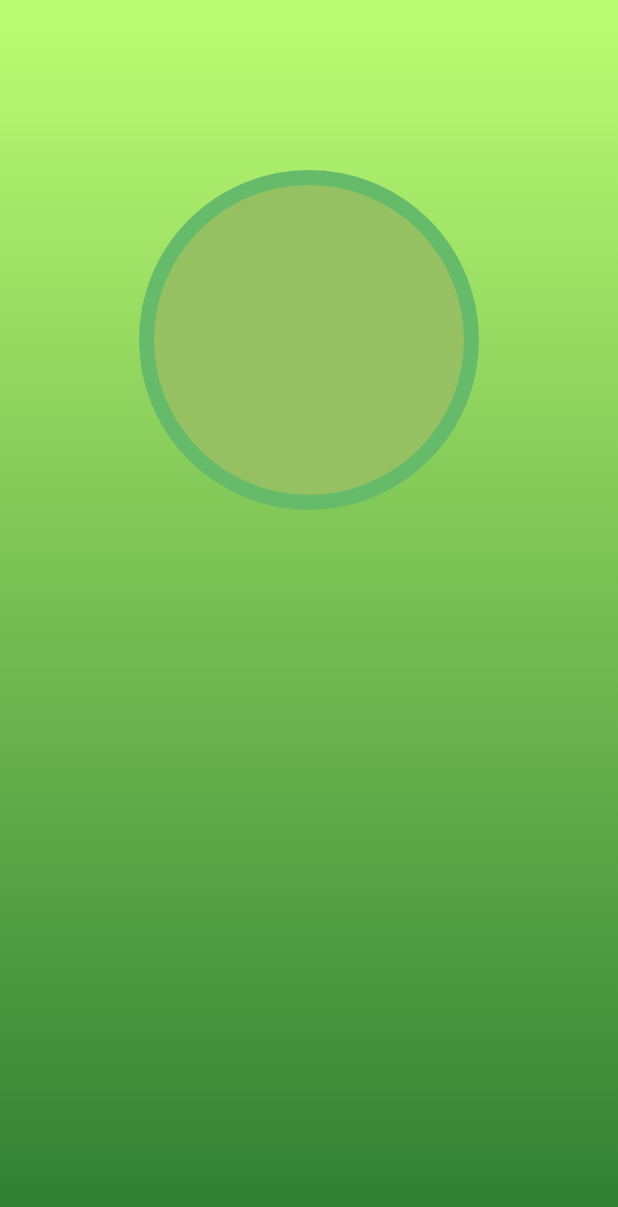
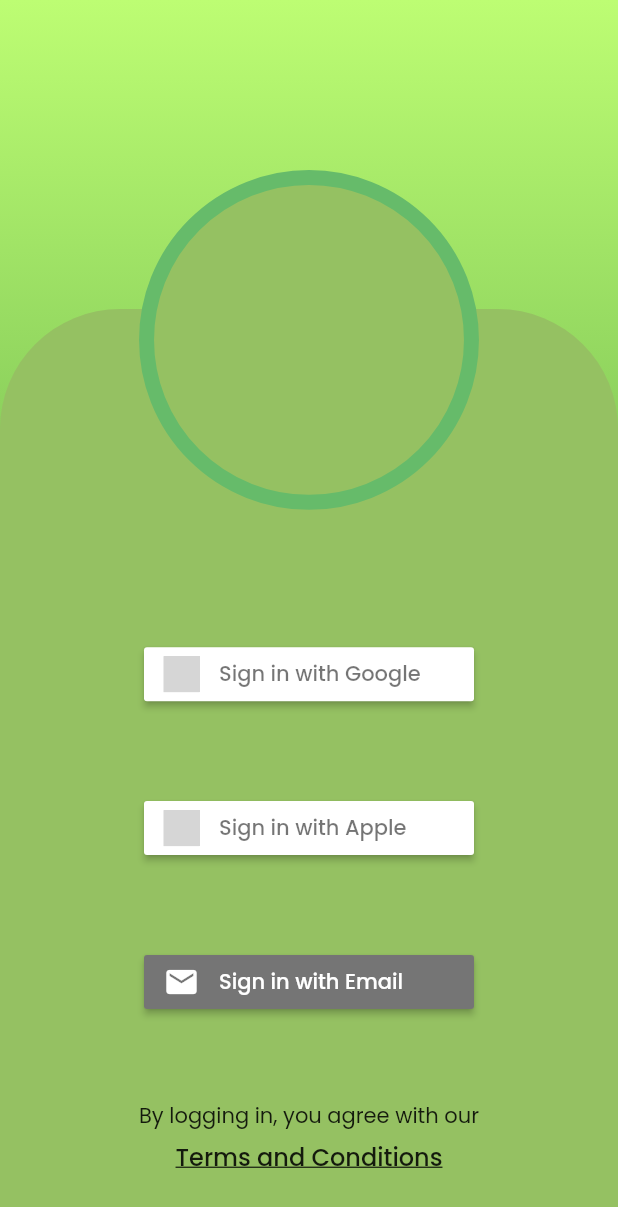
Before and after one commit to KirbyNguyen/growth, a Flutter app: the screen it shows after launch, on a phone screen of 412 x 824 dp. Shown: the top 1207 px of the screen. Run offline on Flutter 3.47's test engine with Material 2 defaults, Android fonts, the phone set to English and light mode, and no system bars; our stand-ins replace flutter_hooks, flutter_signin_button, hooks_riverpod, shared_preferences; grey boxes are pictures that could not be loaded.

Commit message:
Added social login buttons.

```diff
--- /dev/null
+++ b/lib/components/sign_in_button_list.dart
@@ -0,0 +1,69 @@
+import 'package:flutter/material.dart';
+import 'package:flutter_hooks/flutter_hooks.dart';
+import 'package:hooks_riverpod/hooks_riverpod.dart';
+import 'package:flutter_signin_button/flutter_signin_button.dart';
+
+import 'package:growth/components/terms_text.dart';
+import 'package:growth/styles/auth_decoration.dart';
+import 'package:growth/providers/app_theme_provider.dart';
+
+/// [AuthOptionsLowerContainer] provides a list of authentication buttons with
+/// Google, Apple, and Email.
+class AuthOptionsLowerContainer extends HookWidget {
+  const AuthOptionsLowerContainer({Key? key}) : super(key: key);
+
+  @override
+  Widget build(BuildContext context) {
+    final _useAppThemeStateProvider = useProvider(appThemeStateProvider);
+    final _useAppThemeNotifierrovider =
+        useProvider(appThemeStateProvider.notifier);
+
+    return Expanded(
+      flex: 4,
+      child: Container(
+        width: MediaQuery.of(context).size.width,
+        decoration: AuthDecoration.lowerContainer(_useAppThemeStateProvider),
+        child: Column(
+          children: <Widget>[
+            SizedBox(
+              height: MediaQuery.of(context).size.height * 0.20,
+            ),
+            Expanded(
+              flex: 4,
+              child: Column(
+                crossAxisAlignment: CrossAxisAlignment.center,
+                mainAxisAlignment: MainAxisAlignment.spaceEvenly,
+                children: <Widget>[
+                  SignInButton(
+                    _useAppThemeStateProvider
+                        ? Buttons.GoogleDark
+                        : Buttons.Google,
+                    onPressed: () {
+                      _useAppThemeNotifierrovider.toggleAppTheme(context);
+                    },
+                  ),
+                  SignInButton(
+                    _useAppThemeStateProvider
+                        ? Buttons.AppleDark
+                        : Buttons.Apple,
+                    onPressed: () {},
+                  ),
+                  SignInButton(
+                    Buttons.Email,
+                    onPressed: () {},
+                  ),
+                ],
+              ),
+            ),
+            const Expanded(
+              flex: 1,
+              child: TermsText(
+                flavorText: "By logging in, you agree with our",
+              ),
+            ),
+          ],
+        ),
+      ),
+    );
+  }
+}
--- /dev/null
+++ b/lib/components/terms_text.dart
@@ -0,0 +1,34 @@
+import 'package:flutter/material.dart';
+
+/// [TermsText] includes the "Terms and Conditions" text with a flavor text.
+class TermsText extends StatelessWidget {
+  const TermsText({
+    Key? key,
+    required this.flavorText,
+  }) : super(key: key);
+
+  final String flavorText;
+
+  @override
+  Widget build(BuildContext context) {
+    return Column(
+      children: <Widget>[
+        Text(
+          flavorText,
+        ),
+        const SizedBox(
+          height: 5.0,
+        ),
+        InkWell(
+          child: Text(
+            "Terms and Conditions",
+            style: Theme.of(context).textTheme.bodyText1?.copyWith(
+                  decoration: TextDecoration.underline,
+                ),
+          ),
+          onTap: () {},
+        ),
+      ],
+    );
+  }
+}
--- a/lib/pages/authentication/auth_options_page.dart
+++ b/lib/pages/authentication/auth_options_page.dart
@@ -4,6 +4,7 @@ import 'package:hooks_riverpod/hooks_riverpod.dart';
 
 import 'package:growth/styles/auth_decoration.dart';
 import 'package:growth/providers/app_theme_provider.dart';
+import 'package:growth/components/sign_in_button_list.dart';
 
 /// Authentication Options Page that includes email, google, and apple sign-in
 /// buttons.
@@ -22,21 +23,21 @@ class AuthOptionsPage extends HookWidget {
           Container(
             decoration: AuthDecoration.authGradientBackground(
                 _useAppThemeStateProvider),
-            child: Center(
             child: Column(
               children: <Widget>[
                 SizedBox(
                   height: MediaQuery.of(context).size.height * 0.25,
                 ),
+                const AuthOptionsLowerContainer(),
               ],
-              ),
             ),
           ),
           Positioned(
             child: Container(
               width: MediaQuery.of(context).size.width * 0.55,
               height: MediaQuery.of(context).size.height * 0.55,
-              decoration: AuthDecoration.logoContainer(false),
+              decoration:
+                  AuthDecoration.logoContainer(_useAppThemeStateProvider),
             ),
           ),
         ],
--- a/lib/styles/auth_decoration.dart
+++ b/lib/styles/auth_decoration.dart
@@ -37,4 +37,18 @@ class AuthDecoration {
       ),
     );
   }
+
+  /// Returns the correct [BoxDecoration] based on [isDarkModeEnabled]
+  /// for the authentication container that holds three sign in buttons.
+  static BoxDecoration lowerContainer(bool isDarkModeEnabled) {
+    return BoxDecoration(
+      color: isDarkModeEnabled
+          ? CustomColors.accentDark
+          : CustomColors.accentLight,
+      borderRadius: const BorderRadius.only(
+        topLeft: Radius.circular(80.0),
+        topRight: Radius.circular(80.0),
+      ),
+    );
+  }
 }
--- a/pubspec.yaml
+++ b/pubspec.yaml
@@ -105,6 +105,10 @@ flutter:
           weight: 200
         - asset: assets/fonts/Poppins-Light.ttf
           weight: 300
+        - asset: assets/fonts/Poppins-Medium.ttf
+          weight: 500
+        - asset: assets/fonts/Poppins-Bold.ttf
+          weight: 700
     - family: Righteous
       fonts:
         - asset: assets/fonts/Righteous-Regular.ttf
```
Also changed, not shown: lib/styles/app_theme.dart (+36 -0 lines), assets/fonts/Poppins-Bold.ttf (added), assets/fonts/Poppins-Medium.ttf (added). Lines whose indentation alone changed are shown as unchanged.
